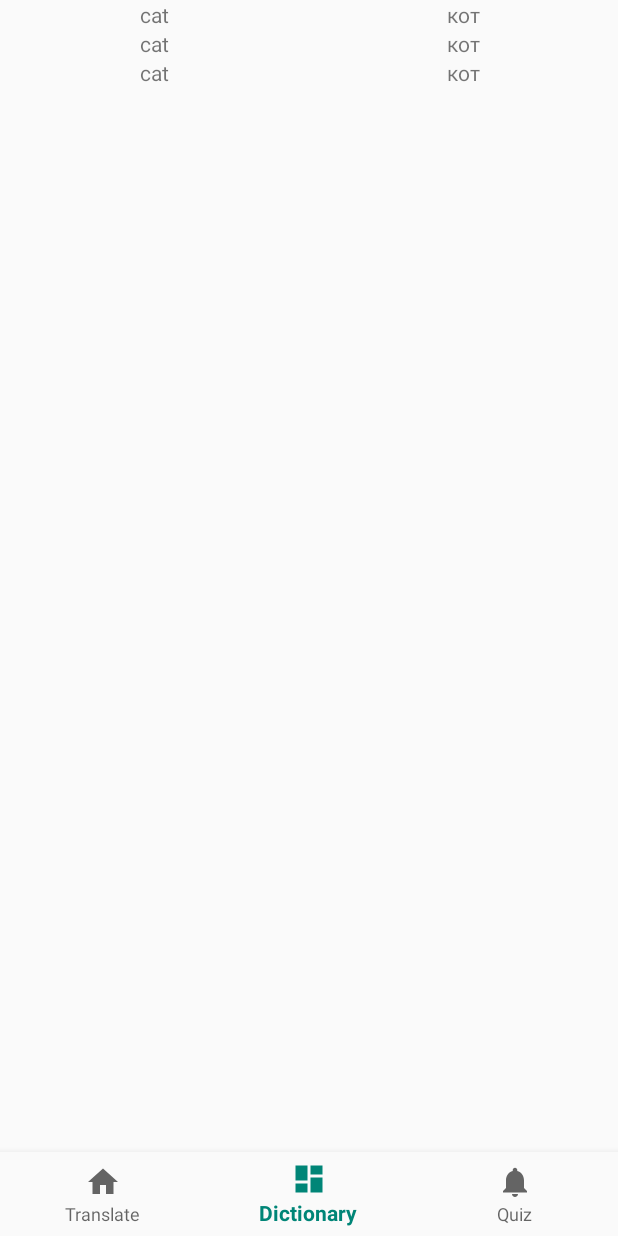
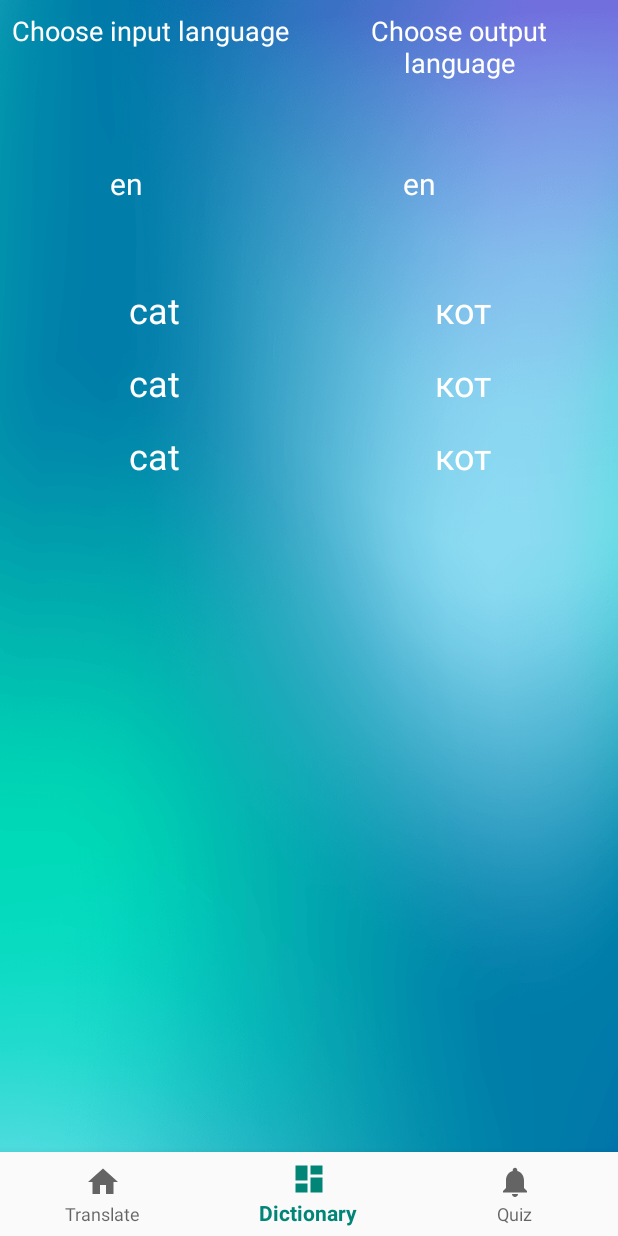
Before and after one commit to Kirill1org/EasyLang, an Android app: the screen it shows after launch (MainActivity), item 2 of the bottom bar chosen, on a phone screen of 412 x 824 dp. Run offline under Robolectric (Android 15) with nearby library versions, the phone set to English and light mode, and no system bars; our stand-ins replace Room's generated code.

Commit message:
better dictionary layout

```diff
--- a/app/src/main/java/com/easylang/DictionaryFragment.java
+++ b/app/src/main/java/com/easylang/DictionaryFragment.java
@@ -4,6 +4,8 @@ import android.os.Bundle;
 import android.view.LayoutInflater;
 import android.view.View;
 import android.view.ViewGroup;
+import android.widget.ArrayAdapter;
+import android.widget.Spinner;
 
 import androidx.annotation.NonNull;
 import androidx.annotation.Nullable;
@@ -18,6 +20,9 @@ import java.util.List;
 
 public class DictionaryFragment extends Fragment {
 
+    private Spinner spinnerInput;
+    private Spinner spinnerOutput;
+
     private DictionaryViewModel mViewModel;
 
     public static DictionaryFragment newInstance() {
@@ -27,8 +32,10 @@ public class DictionaryFragment extends Fragment {
     @Override
     public View onCreateView(@NonNull LayoutInflater inflater, @Nullable ViewGroup container,
                              @Nullable Bundle savedInstanceState) {
+
         View rootView = inflater.inflate(R.layout.fragment_dictionary, container, false);
-
+        spinnerInput = rootView.findViewById(R.id.input_spin);
+        spinnerOutput = rootView.findViewById(R.id.output_spin);
         RecyclerView recyclerView = rootView.findViewById(R.id.recyclerView);
 
         recyclerView.setLayoutManager(new LinearLayoutManager(getActivity()));
@@ -48,7 +55,14 @@ public class DictionaryFragment extends Fragment {
     @Override
     public void onActivityCreated(@Nullable Bundle savedInstanceState) {
         super.onActivityCreated(savedInstanceState);
-        mViewModel = ViewModelProviders.of(this).get(DictionaryViewModel.class);
+      mViewModel = ViewModelProviders.of(this).get(DictionaryViewModel.class);
+        ArrayAdapter<String> adapterInputLanguages = new ArrayAdapter<>(getActivity(),
+                R.layout.spinner_item,
+                TranslateViewModel.getLANGUAGES());
+
+        adapterInputLanguages.setDropDownViewResource(android.R.layout.simple_spinner_dropdown_item);
+        spinnerInput.setAdapter(adapterInputLanguages);
+        spinnerOutput.setAdapter(adapterInputLanguages);
         // TODO: Use the ViewModel
     }
 
--- a/app/src/main/java/com/easylang/MainActivity.java
+++ b/app/src/main/java/com/easylang/MainActivity.java
@@ -1,12 +1,15 @@
 package com.easylang;
 
+import android.app.Activity;
 import android.os.Bundle;
+import android.view.WindowManager;
 
 import androidx.appcompat.app.AppCompatActivity;
 import androidx.fragment.app.Fragment;
 import androidx.fragment.app.FragmentTransaction;
 
 import com.google.android.material.bottomnavigation.BottomNavigationView;
+
 
 public class MainActivity extends AppCompatActivity {
 
@@ -42,6 +45,7 @@ public class MainActivity extends AppCompatActivity {
         setContentView(R.layout.activity_main);
         getSupportActionBar().hide();
 
+
         BottomNavigationView navView = findViewById(R.id.nav_view);
         navView.setOnNavigationItemSelectedListener(mOnNavigationItemSelectedListener);
 
--- a/app/src/main/java/com/easylang/TranslateFragment.java
+++ b/app/src/main/java/com/easylang/TranslateFragment.java
@@ -41,6 +41,7 @@ public class TranslateFragment extends Fragment {
 
         spinnerInput = rootView.findViewById(R.id.input_lang);
         spinnerOutput = rootView.findViewById(R.id.output_lang);
+
         editTextInput = rootView.findViewById(R.id.input_word);
         textViewOutput = rootView.findViewById(R.id.output_word);
         buttonTranslate = rootView.findViewById(R.id.button_translate);
--- a/app/src/main/res/layout/dictionary_item.xml
+++ b/app/src/main/res/layout/dictionary_item.xml
@@ -7,12 +7,20 @@
         android:layout_height="wrap_content"
         android:layout_width="match_parent"
         android:layout_weight="1"
-        android:gravity="center" />
+        android:gravity="center"
+        android:background="?android:attr/selectableItemBackground"
+        android:textSize="@dimen/text_size_recycler"
+        android:layout_margin="@dimen/recycler_margin"
+        android:textColor="@color/colorWhite"/>
     <TextView
         android:id="@+id/textTo"
         android:layout_height="wrap_content"
         android:layout_width="match_parent"
         android:layout_weight="1"
-        android:gravity="center" />
+        android:background="?android:attr/selectableItemBackground"
+        android:gravity="center"
+        android:layout_margin="@dimen/recycler_margin"
+        android:textSize="@dimen/text_size_recycler"
+        android:textColor="@color/colorWhite"/>
 
 </LinearLayout>
--- a/app/src/main/res/layout/fragment_dictionary.xml
+++ b/app/src/main/res/layout/fragment_dictionary.xml
@@ -1,15 +1,93 @@
 <?xml version="1.0" encoding="utf-8"?>
-<FrameLayout xmlns:android="http://schemas.android.com/apk/res/android"
+<androidx.constraintlayout.widget.ConstraintLayout xmlns:android="http://schemas.android.com/apk/res/android"
+    xmlns:app="http://schemas.android.com/apk/res-auto"
     xmlns:tools="http://schemas.android.com/tools"
     android:layout_width="match_parent"
     android:layout_height="match_parent"
     tools:context=".DictionaryFragment">
 
+    <ImageView
+        android:id="@+id/imageView3"
+        android:layout_width="match_parent"
+        android:layout_height="match_parent"
+        android:scaleType="centerCrop"
+        android:src="@drawable/fon2"
+        tools:layout_editor_absoluteX="52dp"
+        tools:layout_editor_absoluteY="44dp" />
+
+    <LinearLayout
+        android:id="@+id/linearLayout"
+        android:layout_width="match_parent"
+        android:layout_height="wrap_content"
+        android:orientation="horizontal">
+
+        <TextView
+            android:layout_width="wrap_content"
+            android:layout_height="wrap_content"
+            android:layout_margin="@dimen/recycler_margin"
+            android:layout_weight="1"
+            android:gravity="center"
+            android:text="Choose input language"
+            android:textColor="@color/colorWhite"
+            android:textSize="@dimen/text_size_dictionary"/>
+
+        <TextView
+            android:layout_width="wrap_content"
+            android:layout_height="wrap_content"
+            android:layout_margin="@dimen/recycler_margin"
+            android:layout_weight="1"
+            android:gravity="center"
+            android:text="Choose output language"
+            android:textColor="@color/colorWhite"
+            android:textSize="@dimen/text_size_dictionary"/>
+    </LinearLayout>
+
+    <Spinner
+        android:id="@+id/input_spin"
+        android:layout_width="70dp"
+        android:layout_height="35dp"
+        android:layout_marginStart="8dp"
+        android:layout_marginLeft="8dp"
+        android:layout_marginTop="8dp"
+        android:layout_marginEnd="8dp"
+        android:layout_marginRight="8dp"
+        android:layout_marginBottom="8dp"
+        android:background="?android:attr/selectableItemBackground"
+        app:layout_constraintBottom_toTopOf="@+id/recyclerView"
+        app:layout_constraintEnd_toEndOf="@+id/recyclerView"
+        app:layout_constraintHorizontal_bias="0.2"
+        app:layout_constraintStart_toStartOf="@+id/imageView3"
+        app:layout_constraintTop_toBottomOf="@+id/linearLayout" />
+
+
+    <Spinner
+        android:id="@+id/output_spin"
+        android:layout_width="70dp"
+        android:layout_height="35dp"
+        android:layout_marginStart="8dp"
+        android:layout_marginLeft="8dp"
+        android:layout_marginTop="8dp"
+        android:layout_marginEnd="8dp"
+        android:layout_marginRight="8dp"
+        android:layout_marginBottom="8dp"
+        android:background="?android:attr/selectableItemBackground"
+        android:textColor="@color/colorWhite"
+        app:layout_constraintBottom_toTopOf="@+id/recyclerView"
+        app:layout_constraintEnd_toEndOf="parent"
+        app:layout_constraintHorizontal_bias="0.8"
+        app:layout_constraintStart_toStartOf="@+id/recyclerView"
+        app:layout_constraintTop_toBottomOf="@+id/linearLayout" />
+
     <androidx.recyclerview.widget.RecyclerView
         android:id="@+id/recyclerView"
         android:layout_width="match_parent"
-        android:layout_height="match_parent">
+        android:layout_height="530dp"
+        android:layout_marginTop="8dp"
+        app:layout_constraintBottom_toBottomOf="parent"
+        app:layout_constraintEnd_toEndOf="parent"
+        app:layout_constraintStart_toStartOf="parent"
+        app:layout_constraintTop_toBottomOf="@+id/linearLayout">
 
     </androidx.recyclerview.widget.RecyclerView>
 
-</FrameLayout>
+</androidx.constraintlayout.widget.ConstraintLayout>
--- a/app/src/main/res/values/colors.xml
+++ b/app/src/main/res/values/colors.xml
@@ -1,7 +1,7 @@
 <?xml version="1.0" encoding="utf-8"?>
 <resources>
     <color name="colorPrimary">#008577</color>
-    <color name="colorPrimaryDark">#00574B</color>
+    <color name="colorPrimaryDark">#7184DF</color>
     <color name="colorAccent">#FFFFFF</color>
     <color name="colorWhite">#FFFFFF</color>
 </resources>
--- a/app/src/main/res/values/dimens.xml
+++ b/app/src/main/res/values/dimens.xml
@@ -6,4 +6,7 @@
     <dimen name="text_size_radio">26sp</dimen>
     <dimen name="text_size_word">32sp</dimen>
     <dimen name="radio_margin">8dp</dimen>
+    <dimen name="recycler_margin">8dp</dimen>
+    <dimen name="text_size_recycler">24sp</dimen>
+    <dimen name="text_size_dictionary">18sp</dimen>
 </resources>
```
Also changed, not shown: app/src/main/res/drawable/fon2.png (added).
